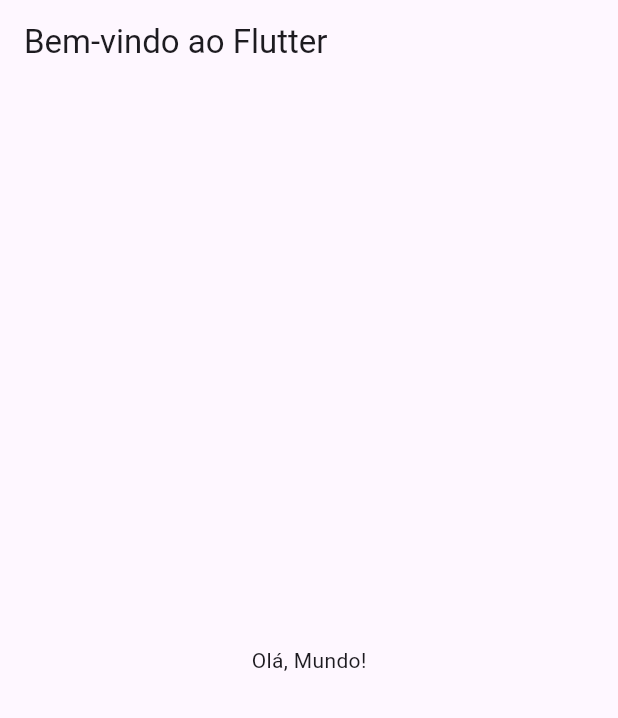
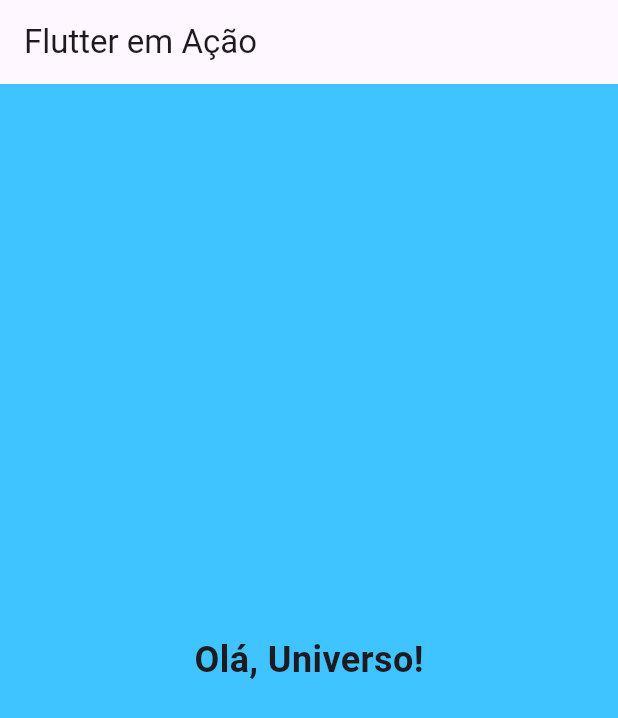
Before and after one commit to Gasi23/flutter-codelab, a Flutter app: the screen it shows after launch, on a phone screen of 412 x 824 dp. Shown: the top 718 px of the screen. Run offline on Flutter 3.47's test engine with Material 3 defaults, Android fonts, the phone set to English and light mode, and no system bars.

Commit message:
Modificado o texto e a cor de fundo na tela principal do app Flutter

```diff
--- a/lib/main.dart
+++ b/lib/main.dart
@@ -11,8 +11,14 @@ class MyApp extends StatelessWidget {
   Widget build(BuildContext context) {
     return MaterialApp(
       home: Scaffold(
-        appBar: AppBar(title: const Text('Bem-vindo ao Flutter')),
-        body: const Center(child: Text('Olá, Mundo!')),
+        appBar: AppBar(title: const Text('Flutter em Ação')),
+        body: const Center(
+          child: Text(
+            'Olá, Universo!',
+            style: TextStyle(fontSize: 24, fontWeight: FontWeight.bold),
+          ),
+        ),
+        backgroundColor: Colors.lightBlueAccent, // Alteração de cor do fundo
       ),
     );
   }
```
